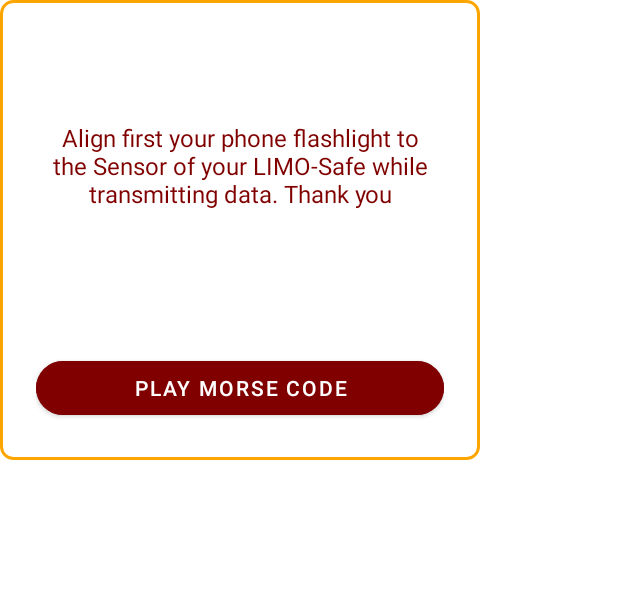
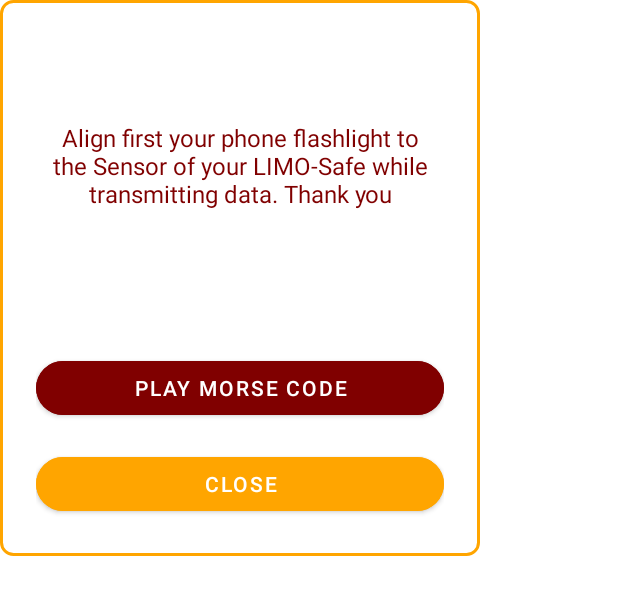
Before and after one commit to JEFFUUUUUUUUU/LIMO-Safe-App, an Android app: the layout dialog_morse_code.xml on its own in the app's theme, with its tools: preview values and no code run, on a phone screen of 412 x 824 dp. Shown: the top 595 px of the screen. Run offline under Robolectric (Android 15) with nearby library versions, the phone set to English and light mode, and no system bars.

Commit message:
NIGANA NA ANG CLOSE PERO ANG COOLDOWN WA

```diff
--- a/app/src/main/java/com/example/limo_safe/utils/DialogManager.kt
+++ b/app/src/main/java/com/example/limo_safe/utils/DialogManager.kt
@@ -73,6 +73,7 @@ class DialogManager(private val context: Context) {
         val triesText = dialogView.findViewById<TextView>(R.id.triesText)
         val cooldownText = dialogView.findViewById<TextView>(R.id.cooldownText)
         val playButton = dialogView.findViewById<Button>(R.id.playButton)
+        val closeButton = dialogView.findViewById<Button>(R.id.closeButton)
 
         codeDisplayText.text = code
         triesText.text = "Remaining tries: $remainingTries"
@@ -89,7 +90,10 @@ class DialogManager(private val context: Context) {
 
         playButton.setOnClickListener {
             onPlayClick(playButton, cooldownText)
+        }
 
+        closeButton.setOnClickListener {
+            dismissActiveDialog()
         }
 
         val builder = androidx.appcompat.app.AlertDialog.Builder(context)
--- a/app/src/main/res/layout/dialog_morse_code.xml
+++ b/app/src/main/res/layout/dialog_morse_code.xml
@@ -50,6 +50,15 @@
         android:layout_height="wrap_content"
         android:text="PLAY MORSE CODE"
         android:backgroundTint="#800000"
+        android:textColor="#FFFFFF"
+        android:layout_marginBottom="16dp"/>
+
+    <Button
+        android:id="@+id/closeButton"
+        android:layout_width="match_parent"
+        android:layout_height="wrap_content"
+        android:text="CLOSE"
+        android:backgroundTint="#FFA500"
         android:textColor="#FFFFFF"/>
 
 </LinearLayout>
```
